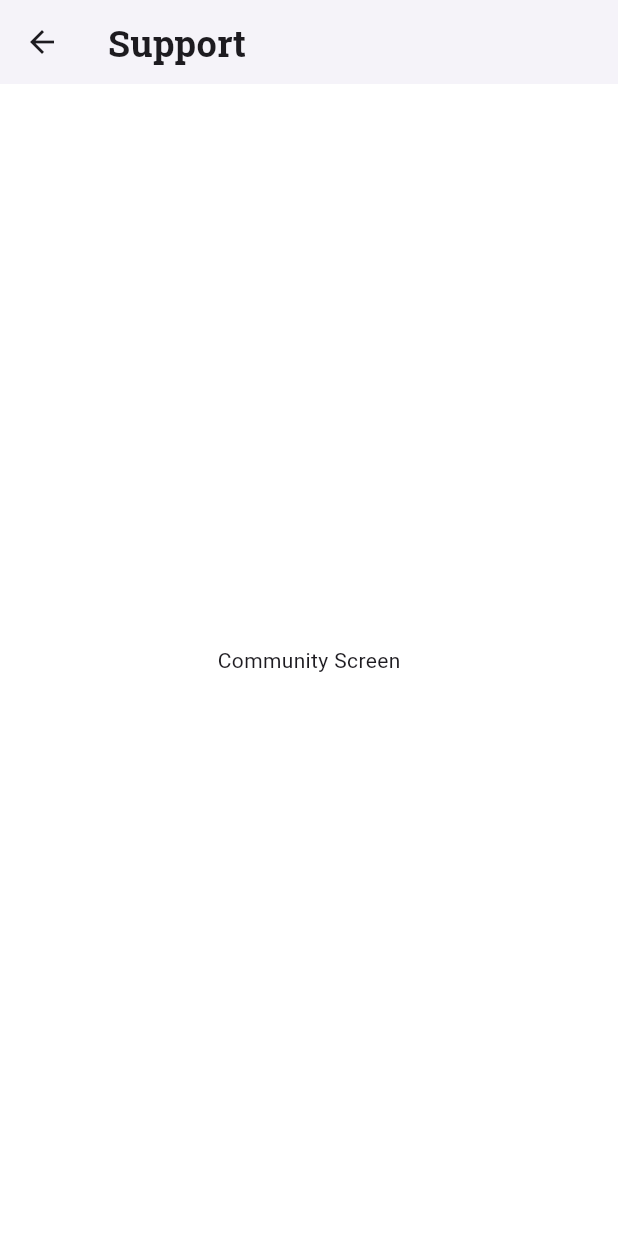
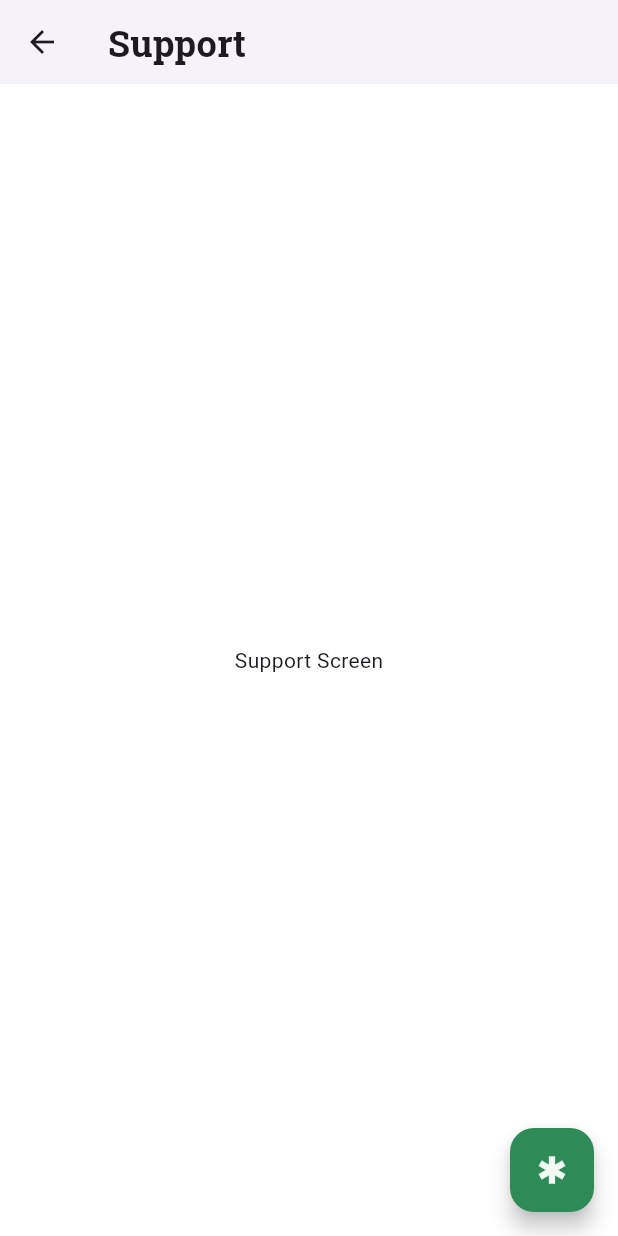
Before and after one commit to riyashah22/Nature-Disaster, a Flutter app: the Community screen opened directly, on a phone screen of 412 x 824 dp. Run offline on Flutter 3.47's test engine with Material 3 defaults, Android fonts, the phone set to English and light mode, and no system bars; our stand-ins replace google_fonts; missing offline and left inert: dot_bottom_nav_bar.

Commit message:
community screen: working on sos feature

```diff
--- a/resqaid/lib/community/community.dart
+++ b/resqaid/lib/community/community.dart
@@ -1,5 +1,4 @@
 import 'package:flutter/material.dart';
-import 'package:resqaid/community/posts_screen.dart';
 
 class Community extends StatelessWidget {
   const Community({super.key});
@@ -7,12 +6,18 @@ class Community extends StatelessWidget {
   @override
   Widget build(BuildContext context) {
     return Scaffold(
+      floatingActionButton: FloatingActionButton(
+        onPressed: () {},
+        child: Icon(
+          Icons.emergency,
+        ),
+      ),
       appBar: AppBar(
         // backgroundColor: Colors.red,
         title: Text("Support"),
       ),
       body: Center(
-        child: Text("Community Screen"),
+        child: Text("Support Screen"),
       ),
     );
   }
```
